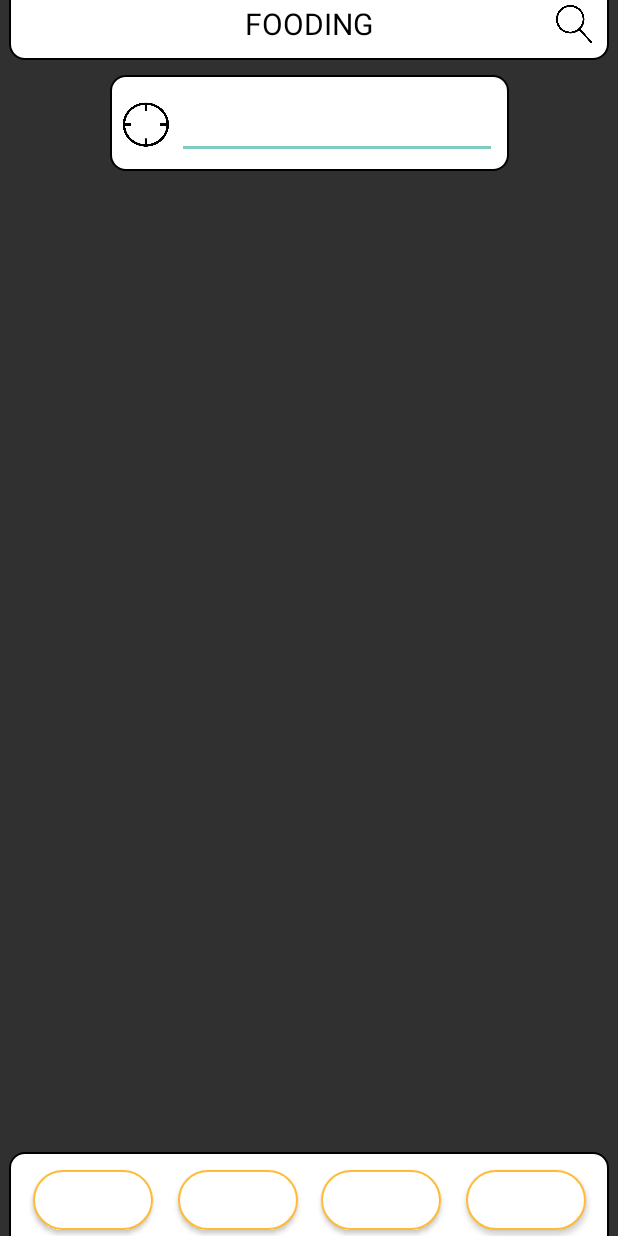
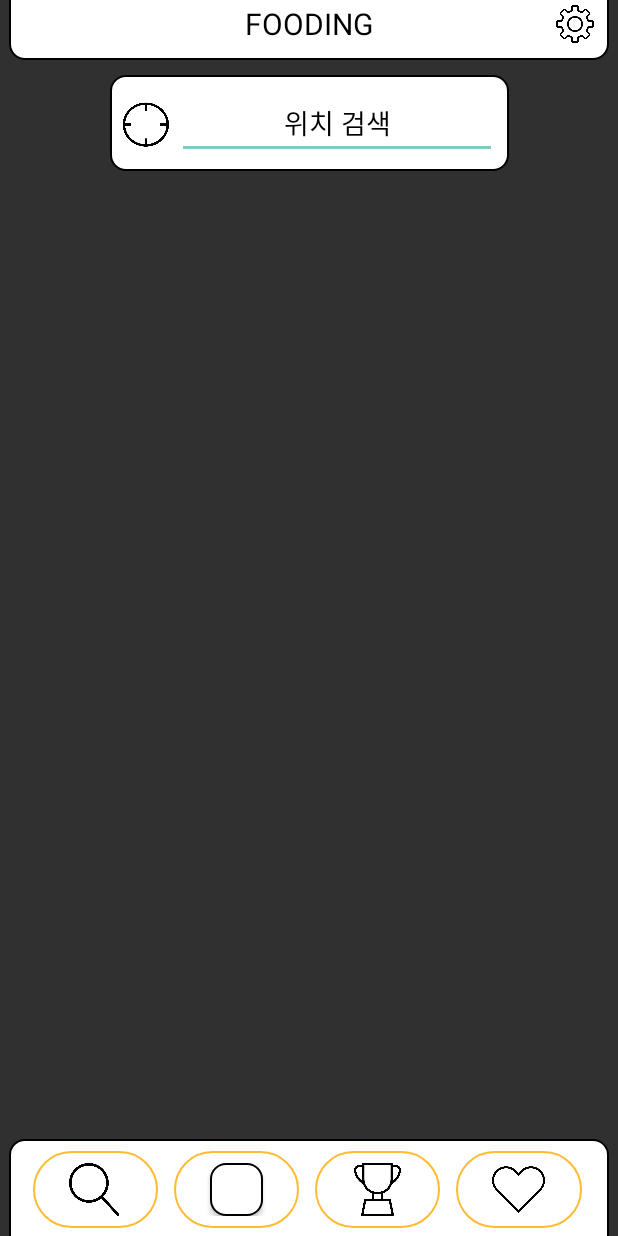
Before and after one commit to SEOBUMSANG/Fooding, an Android app: the screen it shows after launch (MainActivity), on a phone screen of 412 x 824 dp. Run offline under Robolectric (Android 15) with nearby library versions, the phone set to English and light mode, and no system bars; libraries missing offline, so code that uses them is left out: com.skt; 13 statements that could not run were skipped.

Commit message:
첫번쨰 화면 레이아웃 완성

```diff
--- a/app/src/main/java/com/example/fooding/MainActivity.java
+++ b/app/src/main/java/com/example/fooding/MainActivity.java
@@ -19,15 +19,10 @@ public class MainActivity extends AppCompatActivity {
         setContentView(R.layout.activity_main);
 
         LinearLayout layoutTmap = findViewById(R.id.layout_tmap);
-        ConstraintLayout layoutComponent = findViewById(R.id.layout_component);
-
         TMapView tMapView = new TMapView(this);
         tMapView.setSKTMapApiKey("80e66504-97df-4d02-bc81-57c796cd67a1");   //API key setting
         layoutTmap.addView( tMapView );
         tMapView.setCenterPoint(126.963540, 37.509354, true);
-
-        layoutComponent.bringToFront();
-        layoutComponent.invalidate();
 
         TMapPoint tMapPoint = new TMapPoint(37.509354, 126.963540);
         TMapCircle tMapCircle = new TMapCircle();
--- a/app/src/main/res/layout/activity_main.xml
+++ b/app/src/main/res/layout/activity_main.xml
@@ -23,10 +23,11 @@
             android:orientation="vertical"
             app:layout_constraintBottom_toBottomOf="parent"
             app:layout_constraintEnd_toEndOf="parent"
+            app:layout_constraintHorizontal_bias="0.0"
             app:layout_constraintStart_toStartOf="parent"
             app:layout_constraintTop_toTopOf="parent"
-            tools:context="com.skt.tmapsample.tmapview.MapDraw">
-        </LinearLayout>
+            app:layout_constraintVertical_bias="0.0"
+            tools:context="com.skt.tmapsample.tmapview.MapDraw"></LinearLayout>
 
         <!-- 위 toolbar -->
         <androidx.appcompat.widget.Toolbar
@@ -58,7 +59,7 @@
                     android:layout_height="25dp"
                     android:layout_gravity="right"
                     android:layout_marginRight="10dp"
-                    android:background="@drawable/magnifier_icon" />
+                    android:background="@drawable/setting_icon" />
 
             </androidx.appcompat.widget.Toolbar>
 
@@ -88,6 +89,7 @@
                 android:layout_marginLeft="5dp"
                 android:ems="10"
                 android:hint="위치 검색"
+                android:textColorHint="@android:color/black"
                 android:inputType="textPersonName"
                 android:textAlignment="center"
                 android:textColor="@android:color/black" />
@@ -107,36 +109,79 @@
             app:layout_constraintEnd_toEndOf="parent"
             app:layout_constraintStart_toStartOf="parent">
 
+            <LinearLayout
+                android:layout_width="match_parent"
+                android:layout_height="match_parent"
+                android:orientation="horizontal"
+                android:layout_gravity="center"
+                android:layout_marginBottom="5dp"
+                tools:layout_editor_absoluteX="16dp"
+                tools:layout_editor_absoluteY="15dp">
+
+                <RelativeLayout
+                    android:layout_width="0dp"
+                    android:layout_height="match_parent"
+                    android:layout_weight="1"
+                    android:background="@drawable/radius_background_orange"
+                    android:layout_marginRight="5dp">
+
                     <Button
                         android:id="@+id/home_button"
-                    android:layout_width="80dp"
-                    android:layout_height="40dp"
-                    android:layout_gravity="left"
+                        android:layout_width="35dp"
+                        android:layout_height="35dp"
+                        android:layout_centerInParent="true"
+                        android:background="@drawable/magnifier_icon" />
+                </RelativeLayout>
+
+                <RelativeLayout
+                    android:layout_width="0dp"
+                    android:layout_height="match_parent"
+                    android:layout_weight="1"
+                    android:background="@drawable/radius_background_orange"
                     android:layout_marginLeft="5dp"
-                    android:background="@drawable/radius_background_orange" />
+                    android:layout_marginRight="5dp">
 
                     <Button
                         android:id="@+id/youtuber_button"
-                    android:layout_width="80dp"
-                    android:layout_height="40dp"
-                    android:layout_gravity="center"
-                    android:layout_marginRight="15dp"
-                    android:background="@drawable/radius_background_orange" />
+                        android:layout_width="35dp"
+                        android:layout_height="35dp"
+                        android:layout_centerInParent="true"
+                        android:background="@drawable/radius_background_white" />
+                </RelativeLayout>
+
+                <RelativeLayout
+                    android:layout_width="0dp"
+                    android:layout_height="match_parent"
+                    android:layout_weight="1"
+                    android:background="@drawable/radius_background_orange"
+                    android:layout_marginLeft="5dp"
+                    android:layout_marginRight="5dp">
 
                     <Button
                         android:id="@+id/worldcup_button"
-                    android:layout_width="80dp"
-                    android:layout_height="40dp"
-                    android:layout_gravity="center"
-                    android:background="@drawable/radius_background_orange" />
+                        android:layout_width="35dp"
+                        android:layout_height="35dp"
+                        android:layout_centerInParent="true"
+                        android:background="@drawable/trophy_icon" />
+                </RelativeLayout>
+
+                <RelativeLayout
+                    android:layout_width="0dp"
+                    android:layout_height="match_parent"
+                    android:layout_weight="1"
+                    android:background="@drawable/radius_background_orange"
+                    android:layout_marginLeft="5dp"
+                    android:layout_marginRight="18dp">
 
                     <Button
                         android:id="@+id/like_button"
-                    android:layout_width="80dp"
-                    android:layout_height="40dp"
-                    android:layout_gravity="right"
-                    android:layout_marginRight="15dp"
-                    android:background="@drawable/radius_background_orange" />
+                        android:layout_width="35dp"
+                        android:layout_height="35dp"
+                        android:layout_centerInParent="true"
+                        android:background="@drawable/heart_blank_icon" />
+                </RelativeLayout>
+
+            </LinearLayout>
 
         </androidx.appcompat.widget.Toolbar>
 
```
Also changed, not shown: app/src/main/res/drawable/burito2.png (deleted), app/src/main/res/drawable/donkas.jpeg (deleted), app/src/main/res/drawable/donkas2.jpeg (deleted), app/src/main/res/drawable/setting_icon.png (added), 1 other file. Lines whose indentation alone changed are shown as unchanged.
